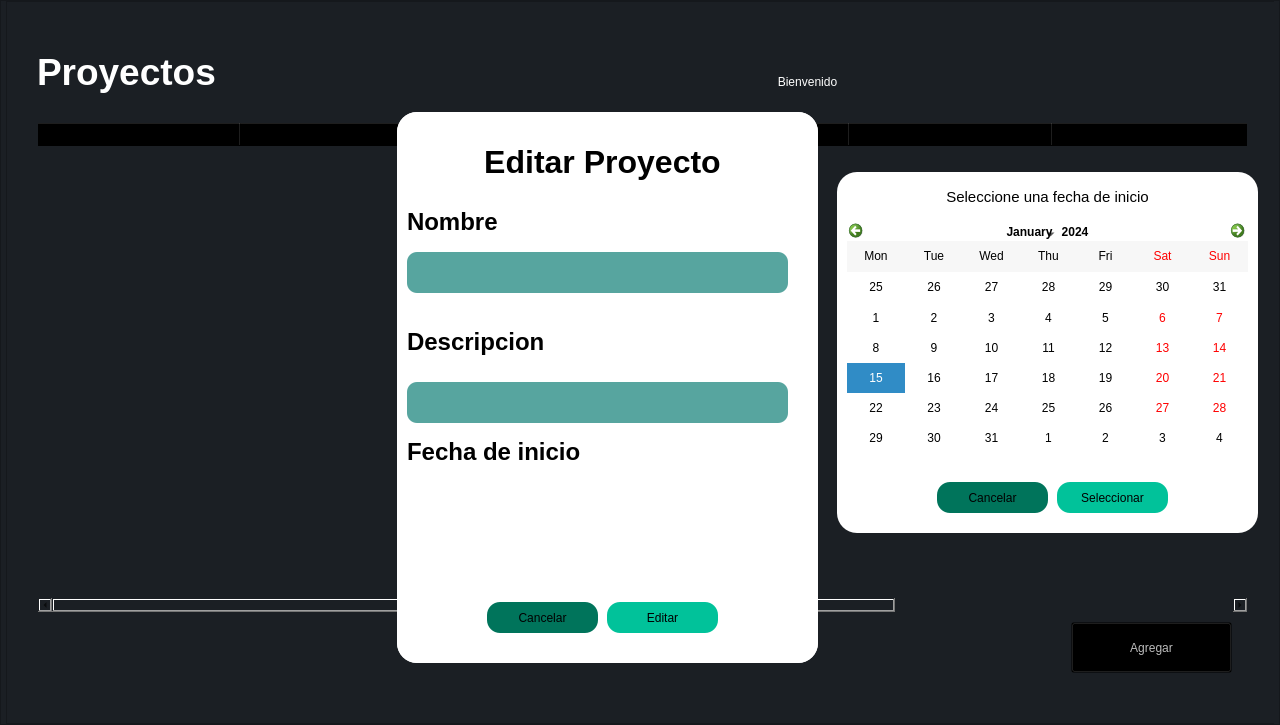
Before: the Qt Designer form ui/vistaproyectosmai.ui in rojasalexander/AdministradorProyectosFacultad, drawn with Qt 5.
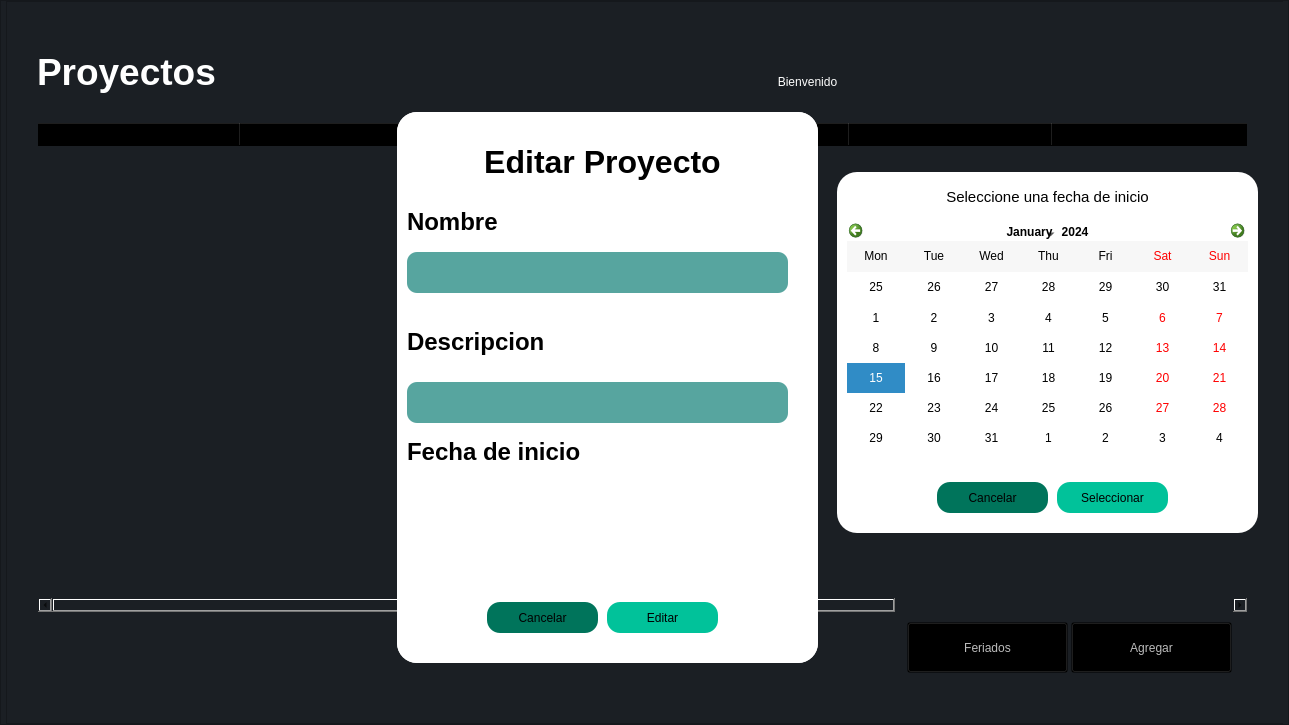
After: the same form once the commit is applied. Icons and pictures are not drawn.

Diff of the .ui file:
```diff
--- a/ui/vistaproyectosmai.ui
+++ b/ui/vistaproyectosmai.ui
@@ -9,7 +9,7 @@
    <rect>
     <x>0</x>
     <y>0</y>
-    <width>1280</width>
+    <width>1289</width>
     <height>725</height>
    </rect>
   </property>
@@ -996,6 +996,34 @@
              </property>
             </widget>
            </widget>
+           <widget class="QPushButton" name="botoFERIADO">
+            <property name="geometry">
+             <rect>
+              <x>900</x>
+              <y>620</y>
+              <width>161</width>
+              <height>51</height>
+             </rect>
+            </property>
+            <property name="styleSheet">
+             <string notr="true">background-color: rgba(0,0, 0, 0);
+font: 14pt &quot;Verdana&quot;;
+color: rgb(188, 188, 188);</string>
+            </property>
+            <property name="text">
+             <string>Feriados</string>
+            </property>
+            <property name="icon">
+             <iconset>
+              <normaloff>vacaciones.png</normaloff>vacaciones.png</iconset>
+            </property>
+            <property name="iconSize">
+             <size>
+              <width>50</width>
+              <height>50</height>
+             </size>
+            </property>
+           </widget>
            <zorder>tableWidget</zorder>
            <zorder>label</zorder>
            <zorder>name</zorder>
```
Left out of the diff: 1 changed line with no effect on the pictures.
